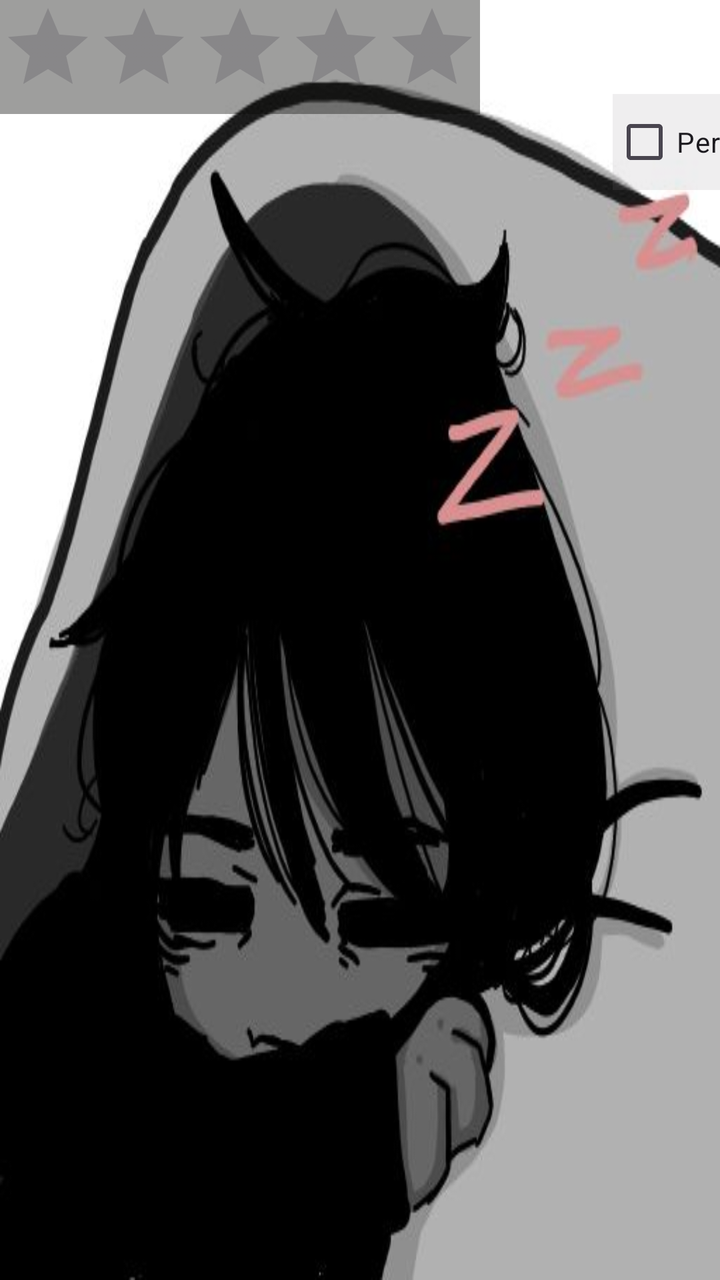
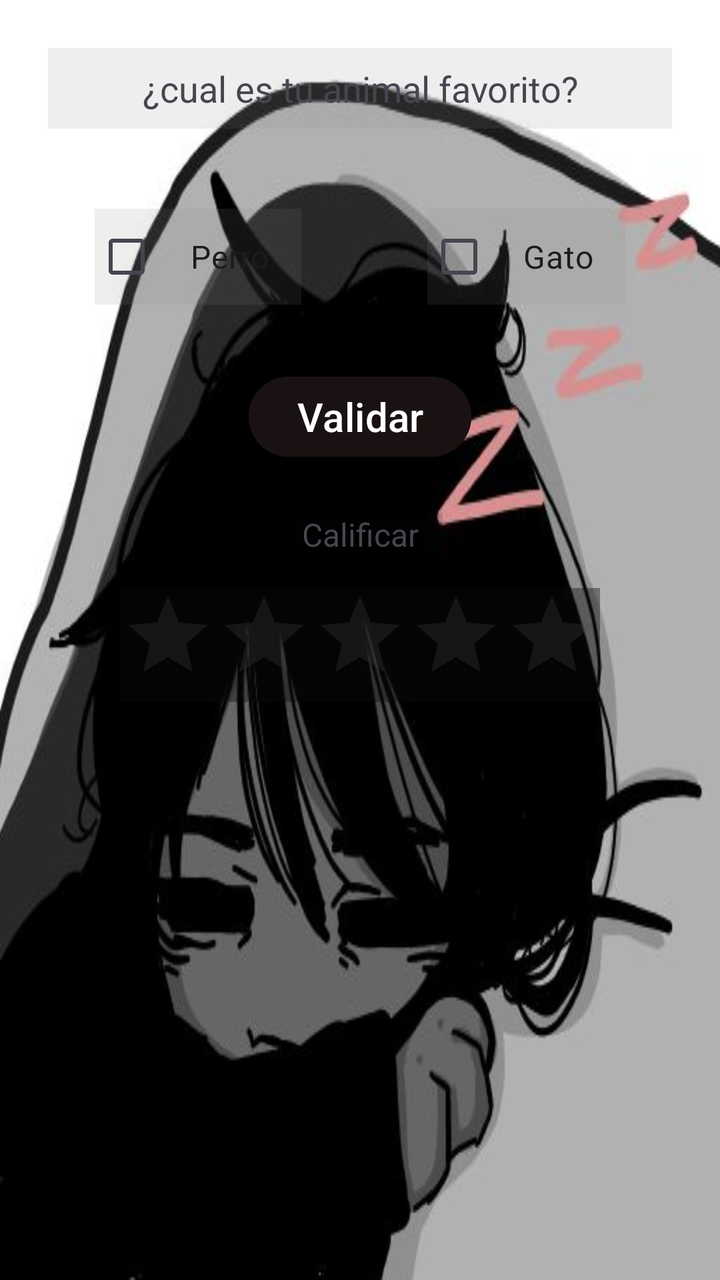

Screens rendered from an Android XML layout before and after an edit, with the pre-edit source and the edit as a unified diff.
<!-- AndroidManifest.xml: application theme Theme.Checkbox -->
<!-- res/layout/activity_opciones.xml -->
<?xml version="1.0" encoding="utf-8"?>
<androidx.constraintlayout.widget.ConstraintLayout xmlns:android="http://schemas.android.com/apk/res/android"
    xmlns:app="http://schemas.android.com/apk/res-auto"
    xmlns:tools="http://schemas.android.com/tools"
    android:id="@+id/main"
    android:layout_width="match_parent"
    android:layout_height="match_parent"
    tools:context=".opciones"
    android:background="@mipmap/foto1"
    >
    <TextView
        android:id="@+id/textView2"
        android:layout_width="wrap_content"
        android:layout_height="wrap_content"
        android:layout_marginStart="96dp"
        android:layout_marginTop="16dp"
        android:layout_marginEnd="97dp"
        android:layout_marginBottom="14dp"
        android:background="#238C808B"
        android:gravity="center"
        android:text="¿cual es tu animal favorito?"
        android:textSize="18dp"
        app:layout_constraintBottom_toTopOf="@+id/btnValidar"
        app:layout_constraintEnd_toEndOf="parent"
        app:layout_constraintStart_toStartOf="parent"
        app:layout_constraintTop_toTopOf="parent" />

    <CheckBox
        android:id="@+id/perro"
        android:layout_width="wrap_content"
        android:layout_height="wrap_content"
        android:layout_marginStart="8dp"
        android:layout_marginTop="47dp"
        android:layout_marginEnd="16dp"
        android:layout_marginBottom="545dp"
        android:background="#238C808B"
        android:text="Perro"
        android:textSize="14dp"
        app:layout_constraintBottom_toTopOf="@+id/textView3"
        app:layout_constraintEnd_toEndOf="parent"
        app:layout_constraintStart_toEndOf="@+id/btnValidar"
        app:layout_constraintTop_toTopOf="parent" />

    <CheckBox
        android:id="@+id/gato"
        android:layout_width="64dp"
        android:layout_height="46dp"
        android:layout_marginStart="16dp"
        android:layout_marginTop="56dp"
        android:layout_marginEnd="75dp"
        android:layout_marginBottom="629dp"
        android:background="#238C808B"
        android:text="Gato"
        app:layout_constraintBottom_toBottomOf="parent"
        app:layout_constraintEnd_toStartOf="@+id/btnValidar"
        app:layout_constraintStart_toStartOf="parent"
        app:layout_constraintTop_toTopOf="parent" />

    <Button
        android:id="@+id/btnValidar"
        android:onClick="Boton"
        android:layout_width="wrap_content"
        android:layout_height="wrap_content"
        android:layout_marginStart="1dp"
        android:layout_marginTop="14dp"
        android:layout_marginEnd="60dp"
        android:layout_marginBottom="566dp"
        android:backgroundTint="#1A1212"
        android:text="Validar"
        android:textSize="20dp"
        app:layout_constraintBottom_toTopOf="@+id/ratingBar"
        app:layout_constraintEnd_toStartOf="@+id/perro"
        app:layout_constraintStart_toEndOf="@+id/gato"
        app:layout_constraintTop_toBottomOf="@+id/textView2" />

    <TextView
        android:id="@+id/textView3"
        android:layout_width="wrap_content"
        android:layout_height="wrap_content"
        android:layout_marginStart="331dp"
        android:layout_marginTop="552dp"
        android:layout_marginEnd="29dp"
        android:background="#23090809"
        android:text="Calificar"
        android:textSize="14dp"
        app:layout_constraintEnd_toEndOf="parent"
        app:layout_constraintHorizontal_bias="0.0"
        app:layout_constraintStart_toStartOf="parent"
        app:layout_constraintTop_toBottomOf="@+id/perro" />

    <RatingBar
        android:id="@+id/ratingBar"
        android:layout_width="wrap_content"
        android:layout_height="wrap_content"
        tools:layout_editor_absoluteX="155dp"
        tools:layout_editor_absoluteY="668dp"
        android:background="#650B0B0A"
        />

</androidx.constraintlayout.widget.ConstraintLayout>
<!-- resources referenced by this layout -->
<resources>
  <!-- mipmap foto1: jpg bitmap (mipmap-hdpi, 21305 bytes) -->
  <style name="Theme.Checkbox" parent="Base.Theme.Checkbox" />
  <style name="Base.Theme.Checkbox" parent="Theme.Material3.DayNight.NoActionBar">
          
          
      </style>
</resources>

<!-- the commit's change to res/layout/activity_opciones.xml (unified diff, before → after) -->
@@ -6,21 +6,21 @@
     android:layout_width="match_parent"
     android:layout_height="match_parent"
     tools:context=".opciones"
-    android:background="@mipmap/foto1"
-    >
+    android:background="@mipmap/foto1">
+
     <TextView
         android:id="@+id/textView2"
-        android:layout_width="wrap_content"
+        android:layout_width="0dp"
         android:layout_height="wrap_content"
-        android:layout_marginStart="96dp"
-        android:layout_marginTop="16dp"
-        android:layout_marginEnd="97dp"
-        android:layout_marginBottom="14dp"
+        android:layout_marginStart="24dp"
+        android:layout_marginTop="24dp"
+        android:layout_marginEnd="24dp"
         android:background="#238C808B"
         android:gravity="center"
+        android:paddingTop="8dp"
+        android:paddingBottom="8dp"
         android:text="¿cual es tu animal favorito?"
-        android:textSize="18dp"
-        app:layout_constraintBottom_toTopOf="@+id/btnValidar"
+        android:textSize="18sp"
         app:layout_constraintEnd_toEndOf="parent"
         app:layout_constraintStart_toStartOf="parent"
         app:layout_constraintTop_toTopOf="parent" />
@@ -29,72 +29,66 @@
         android:id="@+id/perro"
         android:layout_width="wrap_content"
         android:layout_height="wrap_content"
-        android:layout_marginStart="8dp"
-        android:layout_marginTop="47dp"
-        android:layout_marginEnd="16dp"
-        android:layout_marginBottom="545dp"
+        android:layout_marginTop="40dp"
         android:background="#238C808B"
+        android:paddingStart="16dp"
+        android:paddingEnd="16dp"
         android:text="Perro"
-        android:textSize="14dp"
-        app:layout_constraintBottom_toTopOf="@+id/textView3"
-        app:layout_constraintEnd_toEndOf="parent"
-        app:layout_constraintStart_toEndOf="@+id/btnValidar"
-        app:layout_constraintTop_toTopOf="parent" />
+        android:textSize="16sp"
+        app:layout_constraintEnd_toStartOf="@+id/gato"
+        app:layout_constraintStart_toStartOf="parent"
+        app:layout_constraintTop_toBottomOf="@+id/textView2" />
 
     <CheckBox
         android:id="@+id/gato"
-        android:layout_width="64dp"
-        android:layout_height="46dp"
+        android:layout_width="wrap_content"
+        android:layout_height="wrap_content"
         android:layout_marginStart="16dp"
-        android:layout_marginTop="56dp"
-        android:layout_marginEnd="75dp"
-        android:layout_marginBottom="629dp"
+        android:layout_marginTop="40dp"
         android:background="#238C808B"
+        android:paddingStart="16dp"
+        android:paddingEnd="16dp"
         android:text="Gato"
-        app:layout_constraintBottom_toBottomOf="parent"
-        app:layout_constraintEnd_toStartOf="@+id/btnValidar"
-        app:layout_constraintStart_toStartOf="parent"
-        app:layout_constraintTop_toTopOf="parent" />
+        android:textSize="16sp"
+        app:layout_constraintEnd_toEndOf="parent"
+        app:layout_constraintStart_toEndOf="@+id/perro"
+        app:layout_constraintTop_toBottomOf="@+id/textView2" />
 
     <Button
         android:id="@+id/btnValidar"
         android:onClick="Boton"
         android:layout_width="wrap_content"
         android:layout_height="wrap_content"
-        android:layout_marginStart="1dp"
-        android:layout_marginTop="14dp"
-        android:layout_marginEnd="60dp"
-        android:layout_marginBottom="566dp"
+        android:layout_marginTop="32dp"
         android:backgroundTint="#1A1212"
         android:text="Validar"
-        android:textSize="20dp"
-        app:layout_constraintBottom_toTopOf="@+id/ratingBar"
-        app:layout_constraintEnd_toStartOf="@+id/perro"
-        app:layout_constraintStart_toEndOf="@+id/gato"
-        app:layout_constraintTop_toBottomOf="@+id/textView2" />
+        android:textSize="20sp"
+        app:layout_constraintEnd_toEndOf="parent"
+        app:layout_constraintStart_toStartOf="parent"
+        app:layout_constraintTop_toBottomOf="@+id/perro" />
 
     <TextView
         android:id="@+id/textView3"
         android:layout_width="wrap_content"
         android:layout_height="wrap_content"
-        android:layout_marginStart="331dp"
-        android:layout_marginTop="552dp"
-        android:layout_marginEnd="29dp"
+        android:layout_marginTop="24dp"
         android:background="#23090809"
+        android:paddingStart="12dp"
+        android:paddingEnd="12dp"
         android:text="Calificar"
-        android:textSize="14dp"
+        android:textSize="16sp"
         app:layout_constraintEnd_toEndOf="parent"
-        app:layout_constraintHorizontal_bias="0.0"
         app:layout_constraintStart_toStartOf="parent"
-        app:layout_constraintTop_toBottomOf="@+id/perro" />
+        app:layout_constraintTop_toBottomOf="@+id/btnValidar" />
 
     <RatingBar
         android:id="@+id/ratingBar"
         android:layout_width="wrap_content"
         android:layout_height="wrap_content"
-        tools:layout_editor_absoluteX="155dp"
-        tools:layout_editor_absoluteY="668dp"
+        android:layout_marginTop="16dp"
         android:background="#650B0B0A"
-        />
+        app:layout_constraintEnd_toEndOf="parent"
+        app:layout_constraintStart_toStartOf="parent"
+        app:layout_constraintTop_toBottomOf="@+id/textView3" />
 
 </androidx.constraintlayout.widget.ConstraintLayout>
